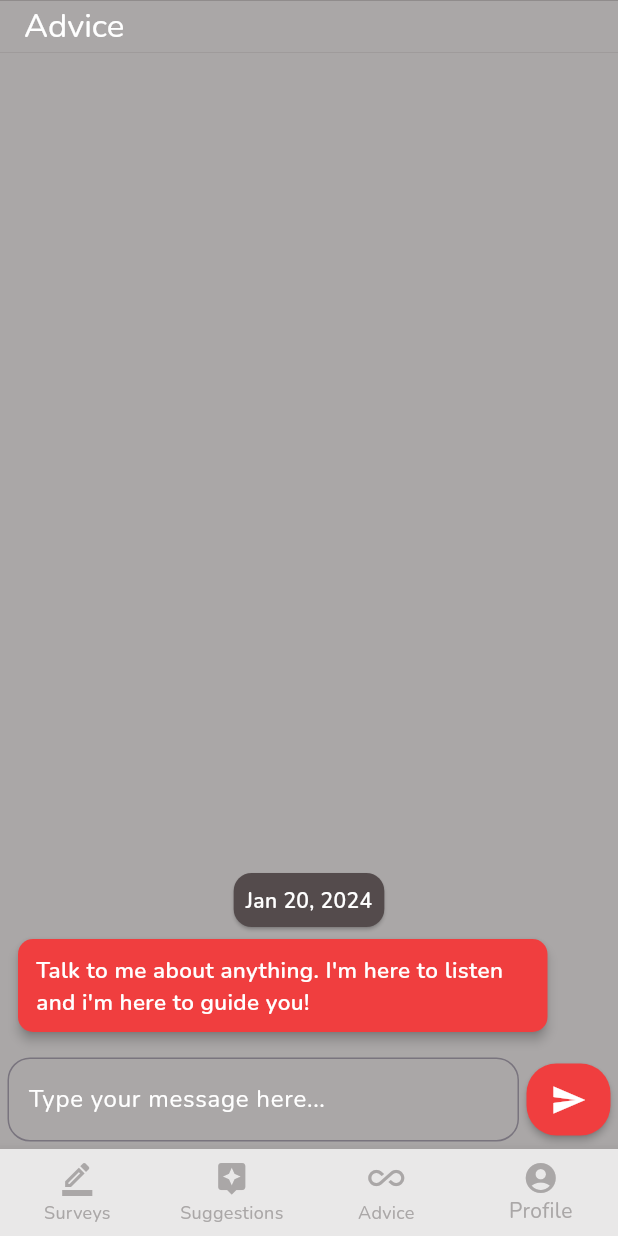
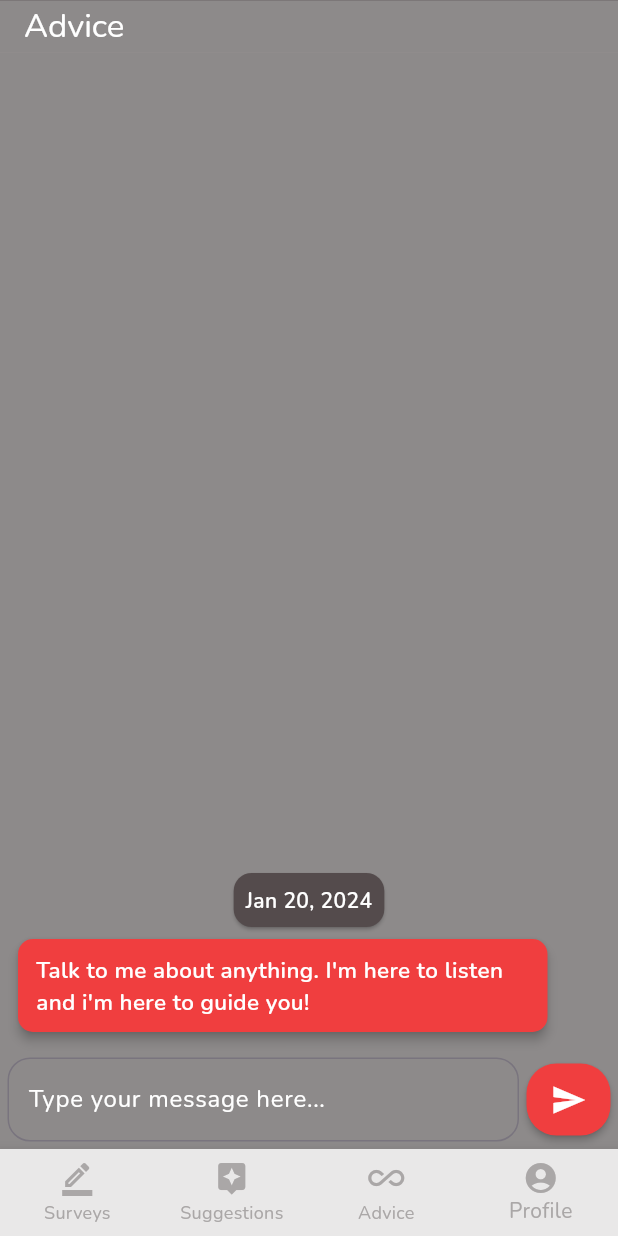
Before and after one commit to MarcDagher/Bound_Harmony, a Flutter app: the AdviceScreen screen opened by its route, on a phone screen of 412 x 824 dp. Run offline on Flutter 3.47's test engine with Material 3 defaults, Android fonts, the phone set to English and light mode, and no system bars; drawn by our look-alikes of grouped_list; our stand-ins replace dio, flutter_rating_bar, flutter_slidable, go_router, image_picker, jwt_decoder and 1 more; accounts and stored records are empty.

Commit message:
[Flutter Layout] Changed background color and appBar color in Advice Screen

```diff
--- a/flutter_app/lib/screens/advice_screen.dart
+++ b/flutter_app/lib/screens/advice_screen.dart
@@ -20,7 +20,7 @@ class _AdviceScreenState extends State<AdviceScreen> {
     return Scaffold(
       appBar: AppBar(
         toolbarHeight: 35,
-        backgroundColor: const Color.fromARGB(255, 170, 167, 167),
+        backgroundColor: const Color.fromARGB(255, 141, 138, 138),
         title: const Text(
           'Advice',
           style: TextStyle(color: Colors.white),
@@ -32,7 +32,7 @@ class _AdviceScreenState extends State<AdviceScreen> {
       ///
       body: Container(
         decoration: const BoxDecoration(
-          color: Color.fromARGB(255, 170, 167, 167),
+          color: Color.fromARGB(255, 141, 138, 138),
         ),
         child: Column(
           children: [
```
